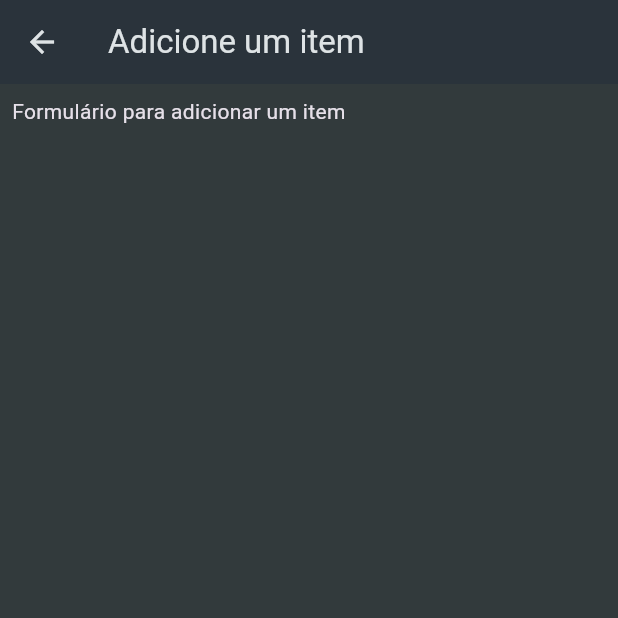
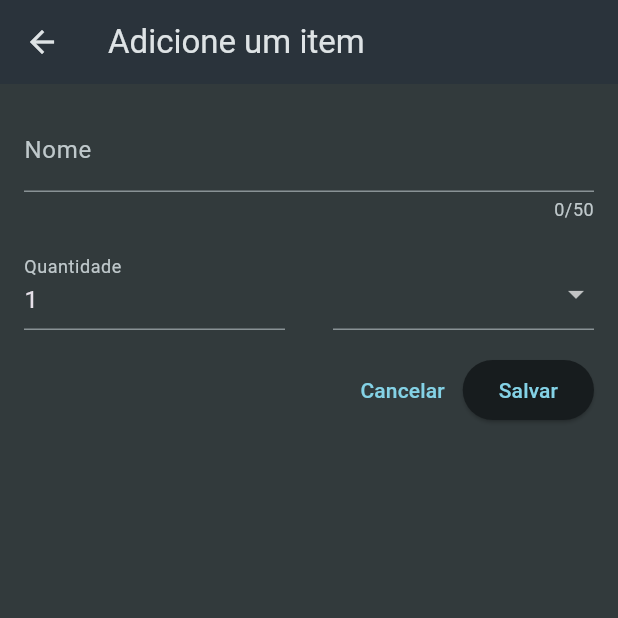
Before and after one commit to Gabrielst27/shopping-list-app, a Flutter app: the AddItemScreen screen opened directly, on a phone screen of 412 x 824 dp, the top half of it. Run offline on Flutter 3.47's test engine with Material 3 defaults, Android fonts, the phone set to English and light mode, and no system bars.

Commit message:
feat: created add item form

```diff
--- a/lib/data/categories_dummy.dart
+++ b/lib/data/categories_dummy.dart
@@ -2,14 +2,14 @@ import 'package:flutter/widgets.dart';
 import 'package:shopping_list/model/category_model.dart';
 
 final categoriesDummy = [
-  Category(name: 'drink', color: Color.fromARGB(255, 0, 195, 255)),
-  Category(name: 'fruit', color: Color.fromARGB(255, 238, 255, 1)),
-  Category(name: 'sweet', color: Color.fromARGB(255, 249, 87, 255)),
-  Category(name: 'spices', color: Color.fromARGB(255, 255, 140, 8)),
-  Category(name: 'convenience', color: Color.fromARGB(255, 8, 255, 140)),
-  Category(name: 'salad', color: Color.fromARGB(255, 8, 255, 140)),
-  Category(name: 'meal', color: Color.fromARGB(255, 165, 91, 22)),
-  Category(name: 'meat', color: Color.fromARGB(255, 189, 25, 25)),
-  Category(name: 'hygiene', color: Color.fromARGB(255, 255, 255, 255)),
-  Category(name: 'other', color: Color.fromARGB(255, 255, 255, 255)),
+  Category(name: 'Bebidas', color: Color.fromARGB(255, 0, 195, 255)),
+  Category(name: 'Frutas', color: Color.fromARGB(255, 238, 255, 1)),
+  Category(name: 'Doces', color: Color.fromARGB(255, 249, 87, 255)),
+  Category(name: 'Temperos', color: Color.fromARGB(255, 255, 140, 8)),
+  Category(name: 'Conveniências', color: Color.fromARGB(255, 255, 55, 132)),
+  Category(name: 'Verduras', color: Color.fromARGB(255, 8, 255, 140)),
+  Category(name: 'Básico', color: Color.fromARGB(255, 165, 91, 22)),
+  Category(name: 'Carnes', color: Color.fromARGB(255, 189, 25, 25)),
+  Category(name: 'Higiene', color: Color.fromARGB(255, 61, 242, 255)),
+  Category(name: 'Outros', color: Color.fromARGB(255, 255, 255, 255)),
 ];
--- a/lib/data/items_dummy.dart
+++ b/lib/data/items_dummy.dart
@@ -4,27 +4,27 @@ import 'package:shopping_list/model/grocery_item_model.dart';
 final itemsDummy = [
   GroceryItemModel(
     name: 'Coca-Cola',
-    category: categoriesDummy.firstWhere((c) => c.name == 'drink'),
+    category: categoriesDummy.firstWhere((c) => c.name == 'Bebidas'),
     quantity: 2,
   ),
   GroceryItemModel(
     name: 'Banana',
-    category: categoriesDummy.firstWhere((c) => c.name == 'fruit'),
+    category: categoriesDummy.firstWhere((c) => c.name == 'Frutas'),
     quantity: 6,
   ),
   GroceryItemModel(
     name: 'Chocolate',
-    category: categoriesDummy.firstWhere((c) => c.name == 'sweet'),
+    category: categoriesDummy.firstWhere((c) => c.name == 'Doces'),
     quantity: 3,
   ),
   GroceryItemModel(
     name: 'Salt',
-    category: categoriesDummy.firstWhere((c) => c.name == 'spices'),
+    category: categoriesDummy.firstWhere((c) => c.name == 'Temperos'),
     quantity: 1,
   ),
   GroceryItemModel(
     name: 'Pizza',
-    category: categoriesDummy.firstWhere((c) => c.name == 'convenience'),
+    category: categoriesDummy.firstWhere((c) => c.name == 'Conveniências'),
     quantity: 2,
   ),
 ];
--- a/lib/model/category_model.dart
+++ b/lib/model/category_model.dart
@@ -6,5 +6,3 @@ class Category {
   final String name;
   final Color color;
 }
-
-enum ECategory { drink, fruit, candy, salad, meal, meat, hygiene, other }
--- a/lib/screens/add_item_screen.dart
+++ b/lib/screens/add_item_screen.dart
@@ -1,13 +1,9 @@
 import 'package:flutter/material.dart';
+import 'package:shopping_list/widgets/add_item_form.dart';
 
-class AddItemScreen extends StatefulWidget {
+class AddItemScreen extends StatelessWidget {
   const AddItemScreen({super.key});
 
-  @override
-  State<AddItemScreen> createState() => _AddItemScreenState();
-}
-
-class _AddItemScreenState extends State<AddItemScreen> {
   @override
   Widget build(BuildContext context) {
     return Scaffold(
@@ -15,8 +11,8 @@ class _AddItemScreenState extends State<AddItemScreen> {
         title: const Text('Adicione um item'),
       ),
       body: Padding(
-        padding: const EdgeInsets.all(8),
-        child: Form(child: Text('Formulário para adicionar um item')),
+        padding: const EdgeInsets.all(16),
+        child: const AddItemForm(),
       ),
     );
   }
--- /dev/null
+++ b/lib/widgets/add_item_form.dart
@@ -0,0 +1,80 @@
+import 'package:flutter/material.dart';
+import 'package:shopping_list/data/categories_dummy.dart';
+
+class AddItemForm extends StatefulWidget {
+  const AddItemForm({super.key});
+
+  @override
+  State<AddItemForm> createState() => _AddItemFormState();
+}
+
+class _AddItemFormState extends State<AddItemForm> {
+  @override
+  Widget build(BuildContext context) {
+    return Form(
+      child: Column(
+        children: [
+          TextFormField(
+            maxLength: 50,
+            decoration: const InputDecoration(label: Text('Nome')),
+            validator: (value) {
+              if (value == null || value.isEmpty) {
+                return 'Por favor, insira o nome do item.';
+              }
+              return null;
+            },
+          ),
+          const SizedBox(height: 16),
+          Row(
+            crossAxisAlignment: CrossAxisAlignment.end,
+            children: [
+              Expanded(
+                child: TextFormField(
+                  decoration: const InputDecoration(
+                    label: Text('Quantidade'),
+                  ),
+                  initialValue: 1.toString(),
+                ),
+              ),
+              const SizedBox(width: 32),
+              Expanded(
+                child: DropdownButtonFormField(
+                  items: [
+                    for (final category in categoriesDummy)
+                      DropdownMenuItem(
+                        value: category,
+                        child: Row(
+                          children: [
+                            Container(
+                              width: 20,
+                              height: 20,
+                              margin: const EdgeInsets.only(right: 8),
+                              decoration: BoxDecoration(
+                                color: category.color,
+                              ),
+                            ),
+                            Text(
+                              category.name,
+                            ),
+                          ],
+                        ),
+                      ),
+                  ],
+                  onChanged: (value) {},
+                ),
+              ),
+            ],
+          ),
+          const SizedBox(height: 16),
+          Row(
+            mainAxisAlignment: MainAxisAlignment.end,
+            children: [
+              TextButton(onPressed: () {}, child: const Text('Cancelar')),
+              ElevatedButton(onPressed: () {}, child: const Text('Salvar')),
+            ],
+          ),
+        ],
+      ),
+    );
+  }
+}
```
